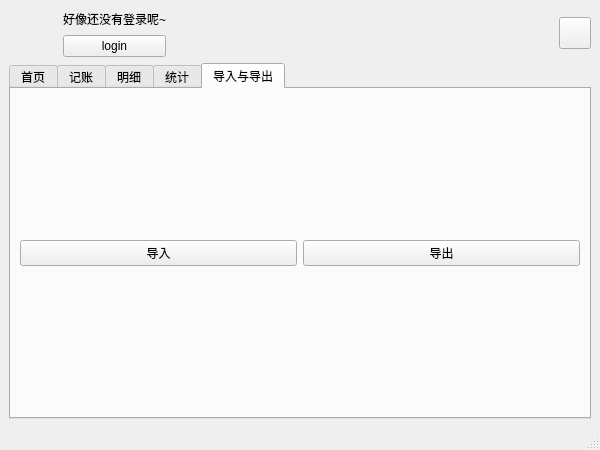
This is ui/oopcash_mainwindow.ui in Harry-Chen/OOP-Cash as Qt 5 draws it before an edit. The edited form follows.
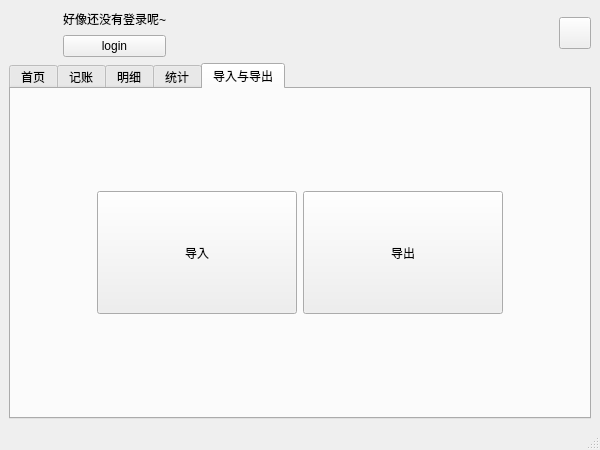
This is the edited form. The open tabs and pages were chosen to show the change. Icons and pictures are not drawn.

```diff
--- a/ui/oopcash_mainwindow.ui
+++ b/ui/oopcash_mainwindow.ui
@@ -239,6 +239,18 @@
            <layout class="QGridLayout" name="gridLayout_portTab">
             <item row="0" column="0">
              <widget class="QPushButton" name="importButton">
+              <property name="minimumSize">
+               <size>
+                <width>200</width>
+                <height>123</height>
+               </size>
+              </property>
+              <property name="maximumSize">
+               <size>
+                <width>200</width>
+                <height>123</height>
+               </size>
+              </property>
               <property name="text">
                <string>导入</string>
               </property>
@@ -246,6 +258,18 @@
             </item>
             <item row="0" column="1">
              <widget class="QPushButton" name="exportButton">
+              <property name="minimumSize">
+               <size>
+                <width>200</width>
+                <height>123</height>
+               </size>
+              </property>
+              <property name="maximumSize">
+               <size>
+                <width>200</width>
+                <height>123</height>
+               </size>
+              </property>
               <property name="text">
                <string>导出</string>
               </property>
```
Left out of the diff: 8 changed lines with no effect on the pictures.
